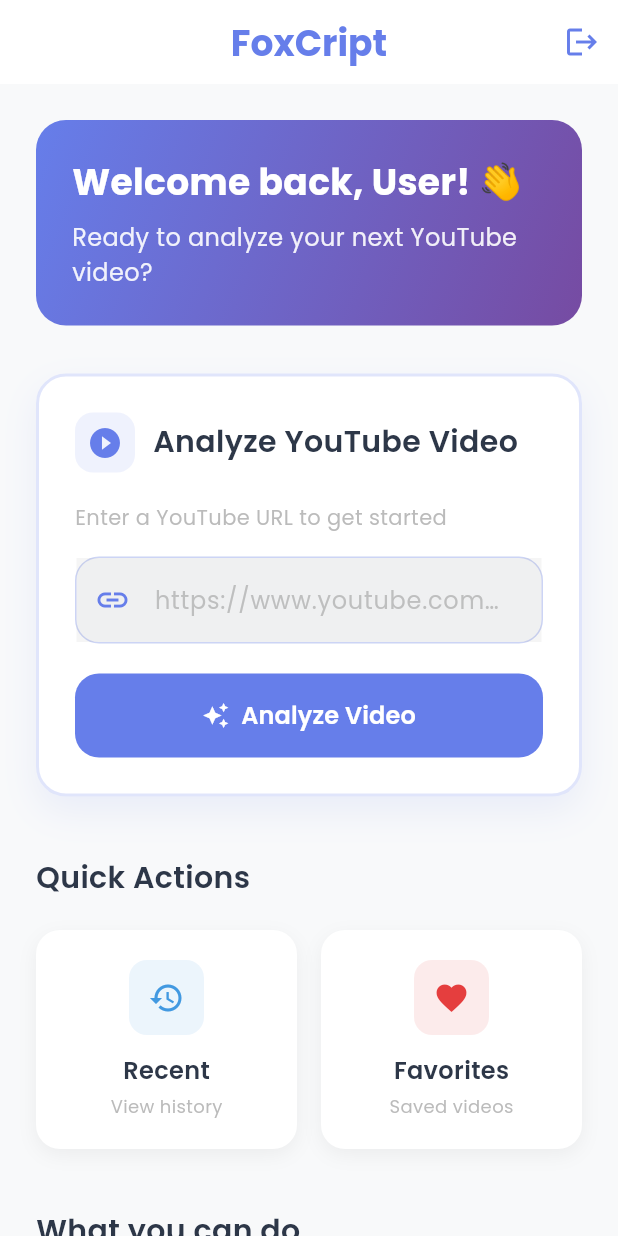
After one commit to Muhamed555/foxcript-mobile, a Flutter app: the DashboardScreen screen opened directly, on a phone screen of 412 x 824 dp. The commit adds this screen. Run offline on Flutter 3.47's test engine with Material 3 defaults, Android fonts, the phone set to English and light mode, and no system bars; drawn by our look-alikes of flutter_animate; our stand-ins replace google_fonts, shared_preferences; accounts and stored records are empty.

Commit message:
Add dashboard

```diff
--- a/lib/main.dart
+++ b/lib/main.dart
@@ -3,7 +3,7 @@ import 'package:google_fonts/google_fonts.dart';
 import 'package:provider/provider.dart';
 import 'providers/auth_provider.dart';
 import 'screens/welcome_screen.dart';
-import 'screens/home_screen.dart';
+import 'screens/dashboard_screen.dart';
 
 void main() {
   runApp(const MyApp());
@@ -70,7 +70,7 @@ class AuthWrapper extends StatelessWidget {
     return Consumer<AuthProvider>(
       builder: (context, authProvider, child) {
         if (authProvider.isAuthenticated) {
-          return const HomeScreen();
+          return const DashboardScreen();
         } else {
           return const WelcomeScreen();
         }
--- /dev/null
+++ b/lib/screens/dashboard_screen.dart
@@ -0,0 +1,588 @@
+import 'package:flutter/material.dart';
+import 'package:google_fonts/google_fonts.dart';
+import 'package:flutter_animate/flutter_animate.dart';
+import 'package:provider/provider.dart';
+import '../providers/auth_provider.dart';
+import 'welcome_screen.dart';
+
+class DashboardScreen extends StatefulWidget {
+  const DashboardScreen({super.key});
+
+  @override
+  State<DashboardScreen> createState() => _DashboardScreenState();
+}
+
+class _DashboardScreenState extends State<DashboardScreen> {
+  final _urlController = TextEditingController();
+  bool _isProcessing = false;
+
+  @override
+  void dispose() {
+    _urlController.dispose();
+    super.dispose();
+  }
+
+  Future<void> _processVideo() async {
+    if (_urlController.text.trim().isEmpty) {
+      ScaffoldMessenger.of(context).showSnackBar(
+        const SnackBar(
+          content: Text('Please enter a YouTube URL'),
+          backgroundColor: Colors.red,
+        ),
+      );
+      return;
+    }
+
+    setState(() {
+      _isProcessing = true;
+    });
+
+    // Simulate processing
+    await Future.delayed(const Duration(seconds: 2));
+
+    if (mounted) {
+      setState(() {
+        _isProcessing = false;
+      });
+
+      // Show success message
+      ScaffoldMessenger.of(context).showSnackBar(
+        const SnackBar(
+          content: Text('Video processed successfully!'),
+          backgroundColor: Colors.green,
+        ),
+      );
+
+      // TODO: Navigate to results screen
+    }
+  }
+
+  @override
+  Widget build(BuildContext context) {
+    final authProvider = Provider.of<AuthProvider>(context);
+    final userName = authProvider.userName ?? 'User';
+
+    return Scaffold(
+      backgroundColor: const Color(0xFFf8f9fa),
+      appBar: AppBar(
+        backgroundColor: Colors.white,
+        elevation: 0,
+        title: Text(
+          'FoxCript',
+          style: GoogleFonts.poppins(
+            fontSize: 24,
+            fontWeight: FontWeight.bold,
+            color: const Color(0xFF667eea),
+          ),
+        ),
+        actions: [
+          IconButton(
+            onPressed: () async {
+              await authProvider.signOut();
+              if (mounted) {
+                Navigator.pushReplacement(
+                  context,
+                  MaterialPageRoute(
+                    builder: (context) => const WelcomeScreen(),
+                  ),
+                );
+              }
+            },
+            icon: const Icon(
+              Icons.logout,
+              color: Color(0xFF667eea),
+            ),
+          ),
+        ],
+      ),
+      body: SingleChildScrollView(
+        padding: const EdgeInsets.all(24.0),
+        child: Column(
+          crossAxisAlignment: CrossAxisAlignment.start,
+          children: [
+            // Welcome Section
+            Container(
+              width: double.infinity,
+              padding: const EdgeInsets.all(24),
+              decoration: BoxDecoration(
+                gradient: const LinearGradient(
+                  begin: Alignment.topLeft,
+                  end: Alignment.bottomRight,
+                  colors: [
+                    Color(0xFF667eea),
+                    Color(0xFF764ba2),
+                  ],
+                ),
+                borderRadius: BorderRadius.circular(20),
+              ),
+              child: Column(
+                crossAxisAlignment: CrossAxisAlignment.start,
+                children: [
+                  Text(
+                    'Welcome back, $userName! 👋',
+                    style: GoogleFonts.poppins(
+                      fontSize: 24,
+                      fontWeight: FontWeight.bold,
+                      color: Colors.white,
+                    ),
+                  ).animate().fadeIn().slideX(begin: -0.3),
+                  const SizedBox(height: 8),
+                  Text(
+                    'Ready to analyze your next YouTube video?',
+                    style: GoogleFonts.poppins(
+                      fontSize: 16,
+                      color: Colors.white.withOpacity(0.9),
+                    ),
+                  ).animate().fadeIn(delay: 200.ms).slideX(begin: -0.3),
+                ],
+              ),
+            ).animate().fadeIn(delay: 300.ms).slideY(begin: 0.3),
+
+            const SizedBox(height: 32),
+
+            // Highlighted URL Input Section
+            Container(
+              width: double.infinity,
+              padding: const EdgeInsets.all(24),
+              decoration: BoxDecoration(
+                color: Colors.white,
+                borderRadius: BorderRadius.circular(20),
+                boxShadow: [
+                  BoxShadow(
+                    color: const Color(0xFF667eea).withOpacity(0.1),
+                    blurRadius: 20,
+                    offset: const Offset(0, 10),
+                  ),
+                ],
+                border: Border.all(
+                  color: const Color(0xFF667eea).withOpacity(0.2),
+                  width: 2,
+                ),
+              ),
+              child: Column(
+                crossAxisAlignment: CrossAxisAlignment.start,
+                children: [
+                  Row(
+                    children: [
+                      Container(
+                        padding: const EdgeInsets.all(8),
+                        decoration: BoxDecoration(
+                          color: const Color(0xFF667eea).withOpacity(0.1),
+                          borderRadius: BorderRadius.circular(12),
+                        ),
+                        child: const Icon(
+                          Icons.play_circle_filled,
+                          color: Color(0xFF667eea),
+                          size: 24,
+                        ),
+                      ),
+                      const SizedBox(width: 12),
+                      Text(
+                        'Analyze YouTube Video',
+                        style: GoogleFonts.poppins(
+                          fontSize: 20,
+                          fontWeight: FontWeight.w600,
+                          color: const Color(0xFF2d3748),
+                        ),
+                      ),
+                    ],
+                  ).animate().fadeIn(delay: 500.ms).slideX(begin: -0.3),
+
+                  const SizedBox(height: 20),
+
+                  Text(
+                    'Enter a YouTube URL to get started',
+                    style: GoogleFonts.poppins(
+                      fontSize: 14,
+                      color: Colors.grey.withOpacity(0.7),
+                    ),
+                  ).animate().fadeIn(delay: 600.ms).slideX(begin: -0.3),
+
+                  const SizedBox(height: 16),
+
+                  Container(
+                    decoration: BoxDecoration(
+                      color: const Color(0xFFf8f9fa),
+                      borderRadius: BorderRadius.circular(16),
+                      border: Border.all(
+                        color: const Color(0xFF667eea).withOpacity(0.3),
+                        width: 1,
+                      ),
+                    ),
+                    child: TextField(
+                      controller: _urlController,
+                      decoration: InputDecoration(
+                        hintText: 'https://www.youtube.com/watch?v=...',
+                        hintStyle: GoogleFonts.poppins(
+                          color: Colors.grey.withOpacity(0.6),
+                        ),
+                        prefixIcon: const Icon(
+                          Icons.link,
+                          color: Color(0xFF667eea),
+                        ),
+                        border: InputBorder.none,
+                        contentPadding: const EdgeInsets.symmetric(
+                          horizontal: 20,
+                          vertical: 16,
+                        ),
+                      ),
+                      style: GoogleFonts.poppins(fontSize: 16),
+                    ),
+                  ).animate().fadeIn(delay: 700.ms).slideX(begin: -0.3),
+
+                  const SizedBox(height: 20),
+
+                  SizedBox(
+                    width: double.infinity,
+                    height: 56,
+                    child: ElevatedButton(
+                      onPressed: _isProcessing ? null : _processVideo,
+                      style: ElevatedButton.styleFrom(
+                        backgroundColor: const Color(0xFF667eea),
+                        foregroundColor: Colors.white,
+                        shape: RoundedRectangleBorder(
+                          borderRadius: BorderRadius.circular(16),
+                        ),
+                        elevation: 0,
+                      ),
+                      child: _isProcessing
+                          ? const SizedBox(
+                              width: 24,
+                              height: 24,
+                              child: CircularProgressIndicator(
+                                strokeWidth: 2,
+                                valueColor: AlwaysStoppedAnimation<Color>(
+                                  Colors.white,
+                                ),
+                              ),
+                            )
+                          : Row(
+                              mainAxisAlignment: MainAxisAlignment.center,
+                              children: [
+                                const Icon(Icons.auto_awesome),
+                                const SizedBox(width: 8),
+                                Text(
+                                  'Analyze Video',
+                                  style: GoogleFonts.poppins(
+                                    fontSize: 16,
+                                    fontWeight: FontWeight.w600,
+                                  ),
+                                ),
+                              ],
+                            ),
+                    ),
+                  ).animate().fadeIn(delay: 800.ms).slideY(begin: 0.3),
+                ],
+              ),
+            ).animate().fadeIn(delay: 400.ms).slideY(begin: 0.3),
+
+            const SizedBox(height: 40),
+
+            // Quick Actions Section
+            Text(
+              'Quick Actions',
+              style: GoogleFonts.poppins(
+                fontSize: 20,
+                fontWeight: FontWeight.w600,
+                color: const Color(0xFF2d3748),
+              ),
+            ).animate().fadeIn(delay: 900.ms).slideX(begin: -0.3),
+
+            const SizedBox(height: 20),
+
+            Row(
+              children: [
+                Expanded(
+                  child: _buildQuickActionCard(
+                    icon: Icons.history,
+                    title: 'Recent',
+                    subtitle: 'View history',
+                    color: const Color(0xFF4299e1),
+                    onTap: () {
+                      // TODO: Navigate to recent videos
+                      ScaffoldMessenger.of(context).showSnackBar(
+                        const SnackBar(
+                          content: Text('Recent videos feature coming soon!'),
+                        ),
+                      );
+                    },
+                  ),
+                ),
+                const SizedBox(width: 16),
+                Expanded(
+                  child: _buildQuickActionCard(
+                    icon: Icons.favorite,
+                    title: 'Favorites',
+                    subtitle: 'Saved videos',
+                    color: const Color(0xFFe53e3e),
+                    onTap: () {
+                      // TODO: Navigate to favorites
+                      ScaffoldMessenger.of(context).showSnackBar(
+                        const SnackBar(
+                          content: Text('Favorites feature coming soon!'),
+                        ),
+                      );
+                    },
+                  ),
+                ),
+              ],
+            ).animate().fadeIn(delay: 1000.ms).slideY(begin: 0.3),
+
+            const SizedBox(height: 40),
+
+            // Features Section
+            Text(
+              'What you can do',
+              style: GoogleFonts.poppins(
+                fontSize: 20,
+                fontWeight: FontWeight.w600,
+                color: const Color(0xFF2d3748),
+              ),
+            ).animate().fadeIn(delay: 1100.ms).slideX(begin: -0.3),
+
+            const SizedBox(height: 20),
+
+            _buildFeatureCard(
+              icon: Icons.article,
+              title: 'Get Transcript',
+              description: 'Extract the full text transcript from any YouTube video',
+              color: const Color(0xFF4299e1),
+              onTap: () {
+                // TODO: Navigate to transcript feature
+              },
+            ).animate().fadeIn(delay: 1200.ms).slideX(begin: -0.3),
+
+            const SizedBox(height: 16),
+
+            _buildFeatureCard(
+              icon: Icons.summarize,
+              title: 'Smart Summary',
+              description: 'AI-powered summaries highlighting key points and insights',
+              color: const Color(0xFF48bb78),
+              onTap: () {
+                // TODO: Navigate to summary feature
+              },
+            ).animate().fadeIn(delay: 1300.ms).slideX(begin: -0.3),
+
+            const SizedBox(height: 16),
+
+            _buildFeatureCard(
+              icon: Icons.chat_bubble,
+              title: 'AI Chat',
+              description: 'Ask questions and get intelligent responses about the video content',
+              color: const Color(0xFFed8936),
+              onTap: () {
+                // TODO: Navigate to AI chat feature
+              },
+            ).animate().fadeIn(delay: 1400.ms).slideX(begin: -0.3),
+
+            const SizedBox(height: 16),
+
+            _buildFeatureCard(
+              icon: Icons.assessment,
+              title: 'Detailed Reports',
+              description: 'Comprehensive analysis reports with timestamps and key insights',
+              color: const Color(0xFF9f7aea),
+              onTap: () {
+                // TODO: Navigate to reports feature
+              },
+            ).animate().fadeIn(delay: 1500.ms).slideX(begin: -0.3),
+
+            const SizedBox(height: 40),
+
+            // Recent Activity Section
+            Container(
+              width: double.infinity,
+              padding: const EdgeInsets.all(20),
+              decoration: BoxDecoration(
+                color: Colors.white,
+                borderRadius: BorderRadius.circular(16),
+                boxShadow: [
+                  BoxShadow(
+                    color: Colors.black.withOpacity(0.05),
+                    blurRadius: 10,
+                    offset: const Offset(0, 4),
+                  ),
+                ],
+              ),
+              child: Column(
+                crossAxisAlignment: CrossAxisAlignment.start,
+                children: [
+                  Text(
+                    'Recent Activity',
+                    style: GoogleFonts.poppins(
+                      fontSize: 18,
+                      fontWeight: FontWeight.w600,
+                      color: const Color(0xFF2d3748),
+                    ),
+                  ),
+                  const SizedBox(height: 16),
+                  Center(
+                    child: Column(
+                      children: [
+                        Icon(
+                          Icons.history,
+                          size: 48,
+                          color: Colors.grey.withOpacity(0.5),
+                        ),
+                        const SizedBox(height: 8),
+                        Text(
+                          'No recent activity',
+                          style: GoogleFonts.poppins(
+                            fontSize: 16,
+                            color: Colors.grey.withOpacity(0.7),
+                          ),
+                        ),
+                        const SizedBox(height: 4),
+                        Text(
+                          'Your analyzed videos will appear here',
+                          style: GoogleFonts.poppins(
+                            fontSize: 14,
+                            color: Colors.grey.withOpacity(0.5),
+                          ),
+                        ),
+                      ],
+                    ),
+                  ),
+                ],
+              ),
+            ).animate().fadeIn(delay: 1600.ms).slideY(begin: 0.3),
+          ],
+        ),
+      ),
+    );
+  }
+
+  Widget _buildQuickActionCard({
+    required IconData icon,
+    required String title,
+    required String subtitle,
+    required Color color,
+    required VoidCallback onTap,
+  }) {
+    return GestureDetector(
+      onTap: onTap,
+      child: Container(
+        padding: const EdgeInsets.all(20),
+        decoration: BoxDecoration(
+          color: Colors.white,
+          borderRadius: BorderRadius.circular(16),
+          boxShadow: [
+            BoxShadow(
+              color: Colors.black.withOpacity(0.05),
+              blurRadius: 10,
+              offset: const Offset(0, 4),
+            ),
+          ],
+        ),
+        child: Column(
+          children: [
+            Container(
+              width: 50,
+              height: 50,
+              decoration: BoxDecoration(
+                color: color.withOpacity(0.1),
+                borderRadius: BorderRadius.circular(12),
+              ),
+              child: Icon(
+                icon,
+                color: color,
+                size: 24,
+              ),
+            ),
+            const SizedBox(height: 12),
+            Text(
+              title,
+              style: GoogleFonts.poppins(
+                fontSize: 16,
+                fontWeight: FontWeight.w600,
+                color: const Color(0xFF2d3748),
+              ),
+            ),
+            const SizedBox(height: 4),
+            Text(
+              subtitle,
+              style: GoogleFonts.poppins(
+                fontSize: 12,
+                color: Colors.grey.withOpacity(0.7),
+              ),
+            ),
+          ],
+        ),
+      ),
+    );
+  }
+
+  Widget _buildFeatureCard({
+    required IconData icon,
+    required String title,
+    required String description,
+    required Color color,
+    required VoidCallback onTap,
+  }) {
+    return GestureDetector(
+      onTap: onTap,
+      child: Container(
+        padding: const EdgeInsets.all(20),
+        decoration: BoxDecoration(
+          color: Colors.white,
+          borderRadius: BorderRadius.circular(16),
+          boxShadow: [
+            BoxShadow(
+              color: Colors.black.withOpacity(0.05),
+              blurRadius: 10,
+              offset: const Offset(0, 4),
+            ),
+          ],
+        ),
+        child: Row(
+          children: [
+            Container(
+              width: 50,
+              height: 50,
+              decoration: BoxDecoration(
+                color: color.withOpacity(0.1),
+                borderRadius: BorderRadius.circular(12),
+              ),
+              child: Icon(
+                icon,
+                color: color,
+                size: 24,
+              ),
+            ),
+            const SizedBox(width: 16),
+            Expanded(
+              child: Column(
+                crossAxisAlignment: CrossAxisAlignment.start,
+                children: [
+                  Text(
+                    title,
+                    style: GoogleFonts.poppins(
+                      fontSize: 16,
+                      fontWeight: FontWeight.w600,
+                      color: const Color(0xFF2d3748),
+                    ),
+                  ),
+                  const SizedBox(height: 4),
+                  Text(
+                    description,
+                    style: GoogleFonts.poppins(
+                      fontSize: 14,
+                      color: Colors.grey.withOpacity(0.7),
+                      height: 1.4,
+                    ),
+                  ),
+                ],
+              ),
+            ),
+            Icon(
+              Icons.arrow_forward_ios,
+              color: Colors.grey.withOpacity(0.5),
+              size: 16,
+            ),
+          ],
+        ),
+      ),
+    );
+  }
+}
--- a/lib/screens/register_screen.dart
+++ b/lib/screens/register_screen.dart
@@ -3,7 +3,7 @@ import 'package:google_fonts/google_fonts.dart';
 import 'package:flutter_animate/flutter_animate.dart';
 import 'package:provider/provider.dart';
 import '../providers/auth_provider.dart';
-import 'home_screen.dart';
+import 'dashboard_screen.dart';
 import 'signin_screen.dart';
 
 class RegisterScreen extends StatefulWidget {
@@ -51,7 +51,7 @@ class _RegisterScreenState extends State<RegisterScreen> {
         Navigator.pushReplacement(
           context,
           MaterialPageRoute(
-            builder: (context) => const HomeScreen(),
+            builder: (context) => const DashboardScreen(),
           ),
         );
       } else if (mounted) {
--- a/lib/screens/signin_screen.dart
+++ b/lib/screens/signin_screen.dart
@@ -3,7 +3,7 @@ import 'package:google_fonts/google_fonts.dart';
 import 'package:flutter_animate/flutter_animate.dart';
 import 'package:provider/provider.dart';
 import '../providers/auth_provider.dart';
-import 'home_screen.dart';
+import 'dashboard_screen.dart';
 import 'register_screen.dart';
 
 class SignInScreen extends StatefulWidget {
@@ -45,7 +45,7 @@ class _SignInScreenState extends State<SignInScreen> {
         Navigator.pushReplacement(
           context,
           MaterialPageRoute(
-            builder: (context) => const HomeScreen(),
+            builder: (context) => const DashboardScreen(),
           ),
         );
       } else if (mounted) {
--- a/lib/screens/welcome_screen.dart
+++ b/lib/screens/welcome_screen.dart
@@ -22,11 +22,12 @@ class WelcomeScreen extends StatelessWidget {
           ),
         ),
         child: SafeArea(
-          child: Padding(
-            padding: const EdgeInsets.symmetric(horizontal: 24.0),
+          child: SingleChildScrollView(
+            padding: const EdgeInsets.symmetric(horizontal: 24.0, vertical: 20.0),
             child: Column(
-              mainAxisAlignment: MainAxisAlignment.center,
               children: [
+                const SizedBox(height: 40),
+
                 // App Logo/Icon
                 Container(
                   width: 120,
@@ -93,7 +94,7 @@ class WelcomeScreen extends StatelessWidget {
                   subtitle: 'Ask questions about the video content',
                 ).animate().fadeIn(delay: 1000.ms).slideX(begin: -0.3),
 
-                const Spacer(),
+                const SizedBox(height: 60),
 
                 // Action Buttons
                 Column(
```
